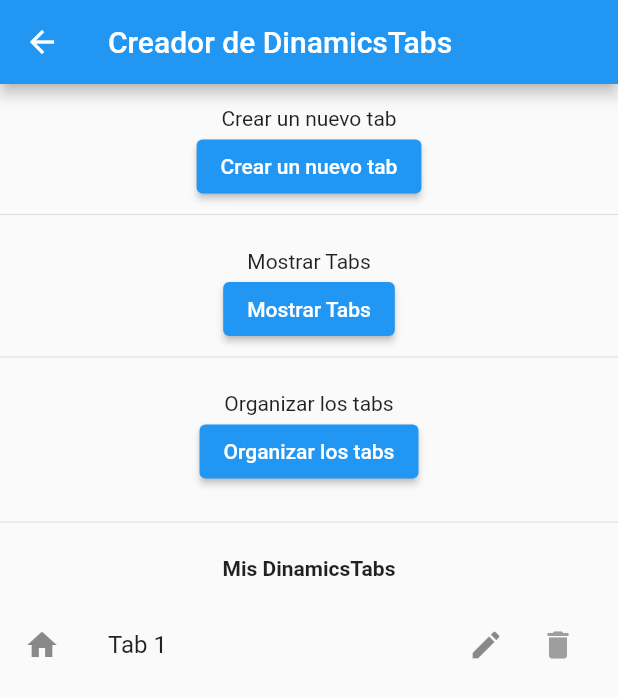
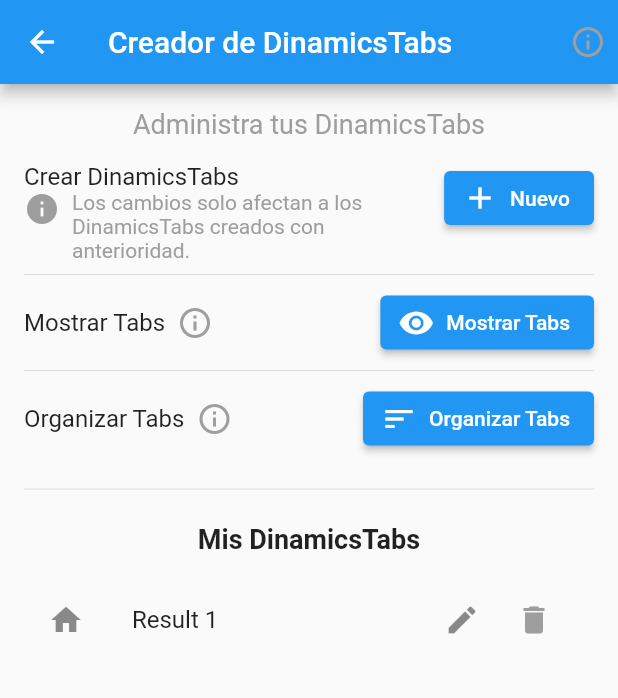
Before and after one commit to MagnoDaza/funciones, a Flutter app: the TabCreatorPage screen opened directly, on a phone screen of 412 x 824 dp. Shown: the top 698 px of the screen. Run offline on Flutter 3.47's test engine with Material 2 defaults, Android fonts, the phone set to English and light mode, and no system bars; our stand-ins replace fluttertoast.

Commit message:
Todos los cambios funcionan bien

```diff
--- a/lib/tab_creator_page.dart
+++ b/lib/tab_creator_page.dart
@@ -1,9 +1,8 @@
-// File: tab_creator_page.dart
 import 'package:flutter/material.dart';
 import 'package:fluttertoast/fluttertoast.dart';
 import 'package:provider/provider.dart';
 import 'tab_provider.dart';
-import 'tabs_dialog.dart'; // Import TabDialog class
+import 'tabs_dialog.dart';
 import 'show_hide_tabs_page.dart';
 import 'tab_organizer_dialog.dart';
 
@@ -21,16 +20,61 @@ class _TabCreatorPageState extends State<TabCreatorPage> {
     return Scaffold(
       appBar: AppBar(
         title: const Text('Creador de DinamicsTabs'),
+        backgroundColor: Colors.blue,
+        actions: [
+          Tooltip(
+            message: 'Información general',
+            child: Padding(
+              padding: const EdgeInsets.all(8.0),
+              child: Icon(Icons.info_outline, color: Colors.grey),
+            ),
+          ),
+        ],
       ),
       body: SingleChildScrollView(
         child: Container(
           height: MediaQuery.of(context).size.height,
+          padding: const EdgeInsets.all(16.0),
           child: Column(
             mainAxisAlignment: MainAxisAlignment.start,
             children: [
+              const Text(
+                'Administra tus DinamicsTabs',
+                style: TextStyle(fontSize: 18, color: Colors.grey),
+              ),
               const SizedBox(height: 15),
-              const Text('Crear un nuevo tab'),
-              ElevatedButton(
+              Row(
+                crossAxisAlignment: CrossAxisAlignment.start,
+                children: [
+                  Expanded(
+                    child: Column(
+                      crossAxisAlignment: CrossAxisAlignment.start,
+                      children: [
+                        Text(
+                          'Crear DinamicsTabs',
+                          style: TextStyle(fontSize: 16),
+                        ),
+                        Row(
+                          crossAxisAlignment: CrossAxisAlignment.start,
+                          children: [
+                            Icon(Icons.info, color: Colors.grey),
+                            const SizedBox(width: 8),
+                            Expanded(
+                              child: Wrap(
+                                children: [
+                                  Text(
+                                    'Los cambios solo afectan a los DinamicsTabs creados con anterioridad.',
+                                    style: TextStyle(color: Colors.grey),
+                                  ),
+                                ],
+                              ),
+                            ),
+                          ],
+                        ),
+                      ],
+                    ),
+                  ),
+                  ElevatedButton.icon(
                     onPressed: () {
                       showDialog(
                         context: context,
@@ -39,12 +83,32 @@ class _TabCreatorPageState extends State<TabCreatorPage> {
                         },
                       );
                     },
-                child: const Text('Crear un nuevo tab'),
+                    icon: const Icon(Icons.add),
+                    label: const Text('Nuevo'),
+                    style: ElevatedButton.styleFrom(primary: Colors.blue),
+                  ),
+                ],
               ),
               const Divider(),
-              const SizedBox(height: 15),
-              const Text('Mostrar Tabs'),
-              ElevatedButton(
+              Row(
+                mainAxisAlignment: MainAxisAlignment.spaceBetween,
+                children: [
+                  Row(
+                    children: [
+                      const Text(
+                        'Mostrar Tabs',
+                        style: TextStyle(fontSize: 16),
+                      ),
+                      Tooltip(
+                        message: 'Haz clic para mostrar u ocultar tabs',
+                        child: Padding(
+                          padding: const EdgeInsets.all(8.0),
+                          child: Icon(Icons.info_outline, color: Colors.grey),
+                        ),
+                      ),
+                    ],
+                  ),
+                  ElevatedButton.icon(
                     onPressed: () {
                       Navigator.push(
                         context,
@@ -53,12 +117,32 @@ class _TabCreatorPageState extends State<TabCreatorPage> {
                         ),
                       );
                     },
-                child: const Text('Mostrar Tabs'),
+                    icon: const Icon(Icons.visibility),
+                    label: const Text('Mostrar Tabs'),
+                    style: ElevatedButton.styleFrom(primary: Colors.blue),
+                  ),
+                ],
               ),
               const Divider(),
-              const SizedBox(height: 15),
-              const Text('Organizar los tabs'),
-              ElevatedButton(
+              Row(
+                mainAxisAlignment: MainAxisAlignment.spaceBetween,
+                children: [
+                  Row(
+                    children: [
+                      const Text(
+                        'Organizar Tabs',
+                        style: TextStyle(fontSize: 16),
+                      ),
+                      Tooltip(
+                        message: 'Haz clic para organizar tus tabs',
+                        child: Padding(
+                          padding: const EdgeInsets.all(8.0),
+                          child: Icon(Icons.info_outline, color: Colors.grey),
+                        ),
+                      ),
+                    ],
+                  ),
+                  ElevatedButton.icon(
                     onPressed: () {
                       showDialog(
                         context: context,
@@ -67,13 +151,17 @@ class _TabCreatorPageState extends State<TabCreatorPage> {
                         },
                       );
                     },
-                child: const Text('Organizar los tabs'),
+                    icon: const Icon(Icons.sort),
+                    label: const Text('Organizar Tabs'),
+                    style: ElevatedButton.styleFrom(primary: Colors.blue),
+                  ),
+                ],
               ),
               const SizedBox(height: 15),
               const Divider(),
               const SizedBox(height: 15),
               const Text('Mis DinamicsTabs',
-                  style: TextStyle(fontWeight: FontWeight.bold)),
+                  style: TextStyle(fontWeight: FontWeight.bold, fontSize: 18)),
               const SizedBox(height: 15),
               Expanded(
                 child: ListView(
@@ -84,45 +172,47 @@ class _TabCreatorPageState extends State<TabCreatorPage> {
                       leading: tabData.showIcon
                           ? Icon(tabData.icon)
                           : Container(
-                              width:
-                                  50.0, // Ajusta este valor según tus necesidades
-                              child: Row(children: [
+                              width: 50.0,
+                              child: Row(
+                                children: [
                                   Align(
                                     alignment: Alignment.center,
                                     child: Icon(tabData.icon),
                                   ),
                                   const Padding(
-                                  padding: EdgeInsets.only(
-                                      right:
-                                          5.0), // Añade 5 pixeles de espacio a la derecha
+                                    padding: EdgeInsets.only(right: 5.0),
+                                    child: Align(
+                                      alignment: Alignment.center,
+                                      child: Icon(Icons.visibility_off,
+                                          size: 18.0),
+                                    ),
+                                  ),
+                                ],
+                              ),
+                            ),
+                      title: tabData.showText
+                          ? Text(tabData.text)
+                          : Row(
+                              children: [
+                                Text(tabData.text),
+                                const Padding(
+                                  padding: EdgeInsets.only(right: 5.0),
                                   child: Align(
                                     alignment: Alignment.center,
                                     child:
                                         Icon(Icons.visibility_off, size: 18.0),
                                   ),
-                                )
-                              ]),
                                 ),
-                      title: tabData.showText
-                          ? Text(tabData.text)
-                          : Row(children: [
-                              Text(tabData.text),
-                              const Padding(
-                                padding: EdgeInsets.only(
-                                    right:
-                                        5.0), // Añade 5 pixeles de espacio a la derecha
-                                child: Align(
-                                  alignment: Alignment.center,
-                                  child: Icon(Icons.visibility_off, size: 18.0),
+                              ],
                             ),
-                              )
-                            ]),
-                      trailing: Row(mainAxisSize: MainAxisSize.min, children: [
+                      trailing: Row(
+                        mainAxisSize: MainAxisSize.min,
+                        children: [
                           IconButton(
                             icon: const Icon(Icons.edit),
                             onPressed: () {
-                            int tabIndex =
-                                Provider.of<TabProvider>(context, listen: false)
+                              int tabIndex = Provider.of<TabProvider>(context,
+                                      listen: false)
                                   .myTabs
                                   .indexOf(tabData);
                               showDialog(
@@ -135,20 +225,10 @@ class _TabCreatorPageState extends State<TabCreatorPage> {
                           ),
                           IconButton(
                             icon: Icon(Icons.delete,
-                              color: Provider.of<TabProvider>(context,
-                                              listen: false)
-                                          .myTabs
-                                          .indexOf(tabData) ==
-                                      0
-                                  ? Colors.grey
-                                  : null),
-                          onPressed:
-                              Provider.of<TabProvider>(context, listen: false)
-                                          .myTabs
-                                          .indexOf(tabData) ==
-                                      0
-                                  ? null
-                                  : () {
+                                color:
+                                    tabData.isDeletable ? null : Colors.grey),
+                            onPressed: tabData.isDeletable
+                                ? () {
                                     Provider.of<TabProvider>(context,
                                             listen: false)
                                         .removeTab(Provider.of<TabProvider>(
@@ -161,9 +241,11 @@ class _TabCreatorPageState extends State<TabCreatorPage> {
                                       toastLength: Toast.LENGTH_SHORT,
                                       gravity: ToastGravity.BOTTOM,
                                     );
-                                    },
+                                  }
+                                : null,
                           ),
-                      ]),
+                        ],
+                      ),
                     );
                   }).toList(),
                 ),
--- a/lib/tab_data.dart
+++ b/lib/tab_data.dart
@@ -10,10 +10,12 @@ class TabData {
   bool showText;
   bool showIcon;
   double tabWidth; // Agrega este campo
+  bool isDeletable;
 
   TabData({
     required this.text,
     required this.icon,
+    this.isDeletable = true,
     this.hideName = false,
     this.hideIcon = false,
     this.showText = true,
--- a/lib/tab_provider.dart
+++ b/lib/tab_provider.dart
@@ -5,7 +5,9 @@ import 'tab_data.dart';
 import 'package:fluttertoast/fluttertoast.dart';
 
 class TabProvider with ChangeNotifier {
-  List<TabData> myTabs = [TabData(text: 'Tab 1', icon: Icons.home)];
+  List<TabData> myTabs = [
+    TabData(text: 'Result 1', icon: Icons.home, isDeletable: false)
+  ];
   List<TabData> _tempTabs = [];
   bool get customNamesEnabled => _customNamesEnabled;
   bool _customNamesEnabled = true;
```
Lines whose indentation alone changed are shown as unchanged.
